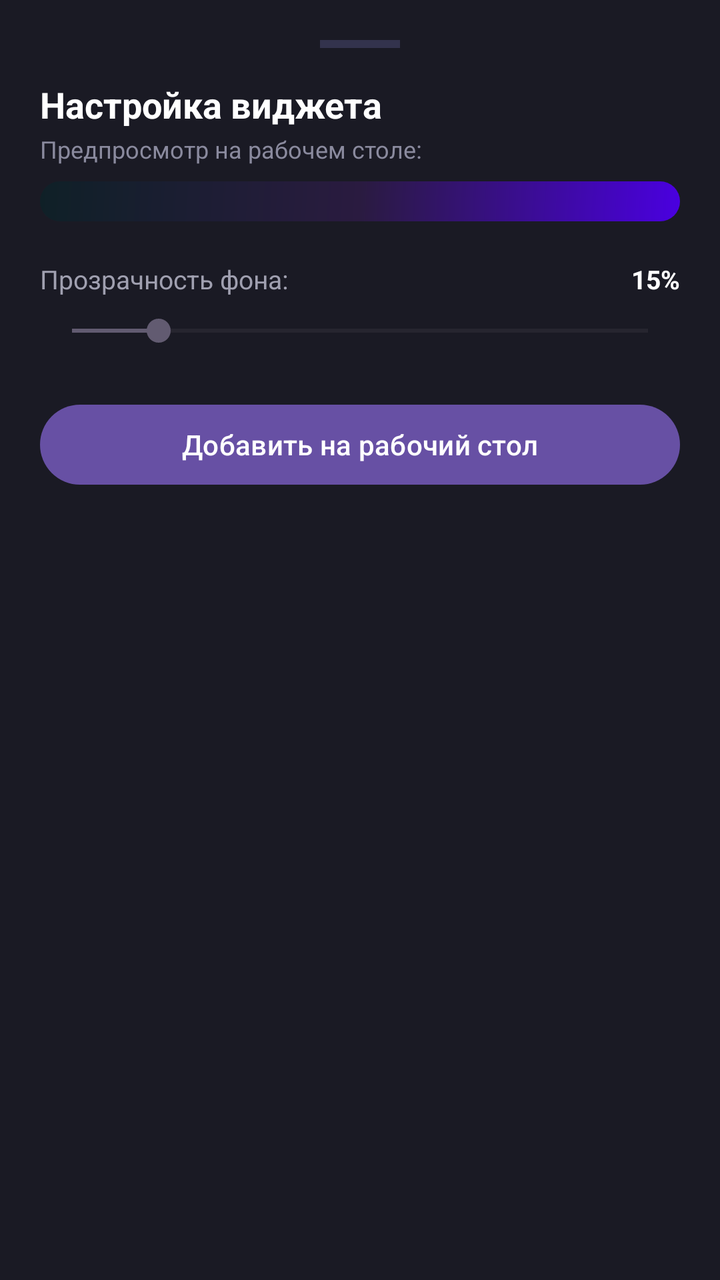
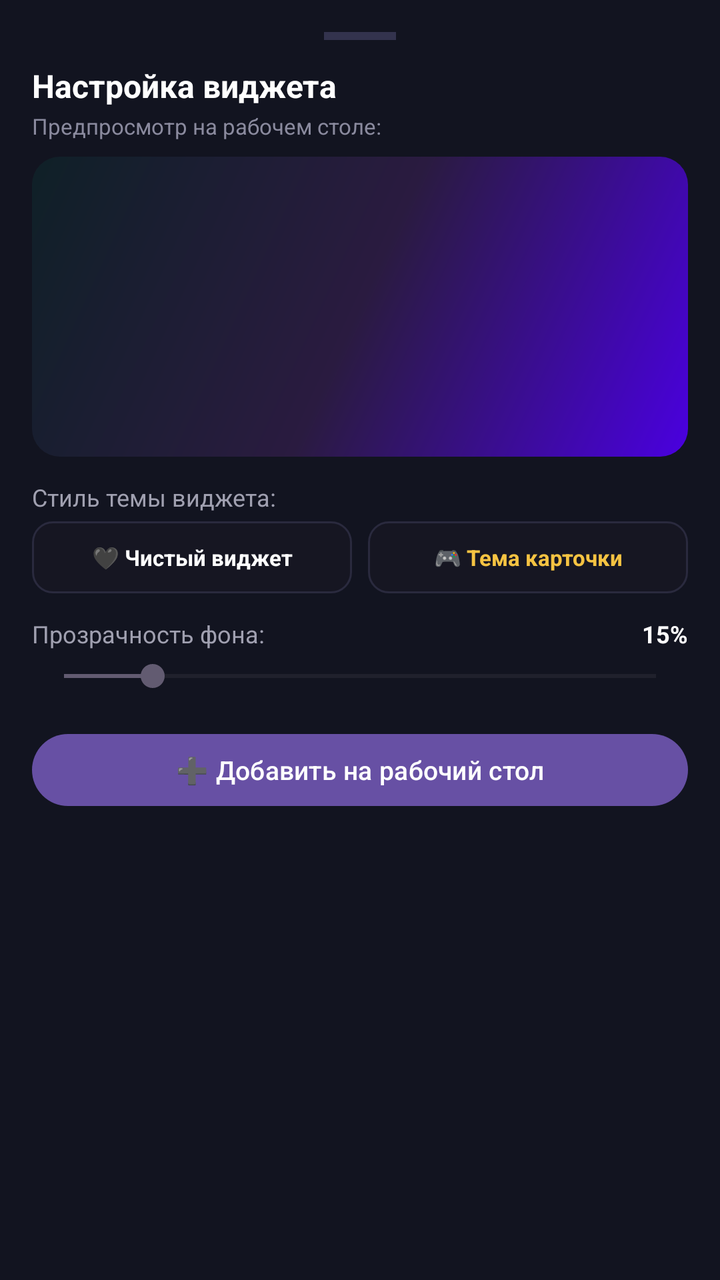

Screens rendered from an Android XML layout before and after an edit, with the pre-edit source and the edit as a unified diff.
<!-- AndroidManifest.xml: application theme Theme.Material3.DayNight -->
<!-- res/layout/bottom_sheet_theme_config.xml -->
<?xml version="1.0" encoding="utf-8"?>
<LinearLayout xmlns:android="http://schemas.android.com/apk/res/android"
    android:layout_width="match_parent"
    android:layout_height="wrap_content"
    android:background="#1A1A24"
    android:orientation="vertical"
    android:padding="20dp">

    <View
        android:layout_width="40dp"
        android:layout_height="4dp"
        android:layout_gravity="center_horizontal"
        android:layout_marginBottom="16dp"
        android:background="#33334D" />

    <TextView
        android:id="@+id/tv_sheet_title"
        android:layout_width="match_parent"
        android:layout_height="wrap_content"
        android:text="Настройка виджета"
        android:textColor="#FFFFFF"
        android:textSize="18sp"
        android:textStyle="bold" />

    <TextView
        android:layout_width="match_parent"
        android:layout_height="wrap_content"
        android:layout_marginTop="2dp"
        android:text="Предпросмотр на рабочем столе:"
        android:textColor="#8A8A9E"
        android:textSize="12sp" />

    
    <FrameLayout
        android:id="@+id/preview_container_frame"
        android:layout_width="match_parent"
        android:layout_height="wrap_content"
        android:layout_marginTop="8dp"
        android:layout_marginBottom="16dp"
        android:background="@drawable/preview_wallpaper_bg"
        android:padding="10dp">

        
        <FrameLayout
            android:id="@+id/preview_card_holder"
            android:layout_width="match_parent"
            android:layout_height="wrap_content" />

    </FrameLayout>

    
    <LinearLayout
        android:layout_width="match_parent"
        android:layout_height="wrap_content"
        android:layout_marginTop="4dp"
        android:orientation="horizontal">

        <TextView
            android:id="@+id/tv_opacity_label"
            android:layout_width="0dp"
            android:layout_height="wrap_content"
            android:layout_weight="1"
            android:text="Прозрачность фона:"
            android:textColor="#A0A0B0"
            android:textSize="13sp" />

        <TextView
            android:id="@+id/tv_opacity_value"
            android:layout_width="wrap_content"
            android:layout_height="wrap_content"
            android:text="15%"
            android:textColor="#FFFFFF"
            android:textSize="13sp"
            android:textStyle="bold" />
    </LinearLayout>

    <SeekBar
        android:id="@+id/seekbar_opacity"
        android:layout_width="match_parent"
        android:layout_height="wrap_content"
        android:layout_marginTop="8dp"
        android:layout_marginBottom="24dp"
        android:max="100"
        android:progress="15" />

    
    <Button
        android:id="@+id/btn_confirm_add"
        android:layout_width="match_parent"
        android:layout_height="wrap_content"
        android:text="Добавить на рабочий стол" />

</LinearLayout>
<!-- resources referenced by this layout -->
<resources>
  <!-- drawable preview_wallpaper_bg (drawable) -->
  <?xml version="1.0" encoding="utf-8"?>
  <shape xmlns:android="http://schemas.android.com/apk/res/android"
      android:shape="rectangle">
      <corners android:radius="14dp" />
      <gradient
          android:angle="135"
          android:centerColor="#2A1B40"
          android:endColor="#0F2027"
          android:startColor="#4A00E0"
          android:type="linear" />
  </shape>
</resources>

<!-- the commit's change to res/layout/bottom_sheet_theme_config.xml (unified diff, before → after) -->
@@ -2,15 +2,15 @@
 <LinearLayout xmlns:android="http://schemas.android.com/apk/res/android"
     android:layout_width="match_parent"
     android:layout_height="wrap_content"
-    android:background="#1A1A24"
+    android:background="#121420"
     android:orientation="vertical"
-    android:padding="20dp">
+    android:padding="16dp">
 
     <View
-        android:layout_width="40dp"
+        android:layout_width="36dp"
         android:layout_height="4dp"
         android:layout_gravity="center_horizontal"
-        android:layout_marginBottom="16dp"
+        android:layout_marginBottom="12dp"
         android:background="#33334D" />
 
     <TextView
@@ -19,40 +19,86 @@
         android:layout_height="wrap_content"
         android:text="Настройка виджета"
         android:textColor="#FFFFFF"
-        android:textSize="18sp"
+        android:textSize="16sp"
         android:textStyle="bold" />
 
     <TextView
+        android:id="@+id/tv_preview_subtitle"
         android:layout_width="match_parent"
         android:layout_height="wrap_content"
         android:layout_marginTop="2dp"
         android:text="Предпросмотр на рабочем столе:"
         android:textColor="#8A8A9E"
-        android:textSize="12sp" />
+        android:textSize="11sp" />
 
     
     <FrameLayout
         android:id="@+id/preview_container_frame"
         android:layout_width="match_parent"
-        android:layout_height="wrap_content"
+        android:layout_height="150dp"
         android:layout_marginTop="8dp"
-        android:layout_marginBottom="16dp"
+        android:layout_marginBottom="12dp"
         android:background="@drawable/preview_wallpaper_bg"
-        android:padding="10dp">
+        android:padding="8dp">
 
         
         <FrameLayout
             android:id="@+id/preview_card_holder"
             android:layout_width="match_parent"
-            android:layout_height="wrap_content" />
+            android:layout_height="match_parent" />
 
     </FrameLayout>
+
+    
+    <TextView
+        android:id="@+id/tv_theme_selector_label"
+        android:layout_width="match_parent"
+        android:layout_height="wrap_content"
+        android:text="Стиль темы виджета:"
+        android:textColor="#A0A0B0"
+        android:textSize="12sp" />
+
+    <LinearLayout
+        android:layout_width="match_parent"
+        android:layout_height="wrap_content"
+        android:layout_marginTop="4dp"
+        android:layout_marginBottom="12dp"
+        android:orientation="horizontal">
+
+        <TextView
+            android:id="@+id/btn_theme_dark"
+            android:layout_width="0dp"
+            android:layout_height="36dp"
+            android:layout_weight="1"
+            android:background="@drawable/widget_box_bg"
+            android:clickable="true"
+            android:focusable="true"
+            android:gravity="center"
+            android:text="🖤 Чистый виджет"
+            android:textColor="#FFFFFF"
+            android:textSize="11sp"
+            android:textStyle="bold" />
+
+        <TextView
+            android:id="@+id/btn_theme_art"
+            android:layout_width="0dp"
+            android:layout_height="36dp"
+            android:layout_marginStart="8dp"
+            android:layout_weight="1"
+            android:background="@drawable/widget_box_bg"
+            android:clickable="true"
+            android:focusable="true"
+            android:gravity="center"
+            android:text="🎮 Тема карточки"
+            android:textColor="#F5C342"
+            android:textSize="11sp"
+            android:textStyle="bold" />
+    </LinearLayout>
 
     
     <LinearLayout
         android:layout_width="match_parent"
         android:layout_height="wrap_content"
-        android:layout_marginTop="4dp"
         android:orientation="horizontal">
 
         <TextView
@@ -62,7 +108,7 @@
             android:layout_weight="1"
             android:text="Прозрачность фона:"
             android:textColor="#A0A0B0"
-            android:textSize="13sp" />
+            android:textSize="12sp" />
 
         <TextView
             android:id="@+id/tv_opacity_value"
@@ -70,7 +116,7 @@
             android:layout_height="wrap_content"
             android:text="15%"
             android:textColor="#FFFFFF"
-            android:textSize="13sp"
+            android:textSize="12sp"
             android:textStyle="bold" />
     </LinearLayout>
 
@@ -78,8 +124,8 @@
         android:id="@+id/seekbar_opacity"
         android:layout_width="match_parent"
         android:layout_height="wrap_content"
-        android:layout_marginTop="8dp"
-        android:layout_marginBottom="24dp"
+        android:layout_marginTop="4dp"
+        android:layout_marginBottom="16dp"
         android:max="100"
         android:progress="15" />
 
@@ -87,7 +133,8 @@
     <Button
         android:id="@+id/btn_confirm_add"
         android:layout_width="match_parent"
-        android:layout_height="wrap_content"
-        android:text="Добавить на рабочий стол" />
+        android:layout_height="44dp"
+        android:text="➕ Добавить на рабочий стол"
+        android:textSize="13sp" />
 
 </LinearLayout>
<!-- resource entries referenced after the edit -->
@@ -12,5 +12,15 @@
           android:startColor="#4A00E0"
           android:type="linear" />
   </shape>
+  <!-- drawable widget_box_bg (drawable) -->
+  <?xml version="1.0" encoding="utf-8"?>
+  <shape xmlns:android="http://schemas.android.com/apk/res/android"
+      android:shape="rectangle">
+      <corners android:radius="10dp" />
+      <solid android:color="#161622" />
+      <stroke
+          android:width="1dp"
+          android:color="#2A2A3E" />
+  </shape>
 </resources>
 
